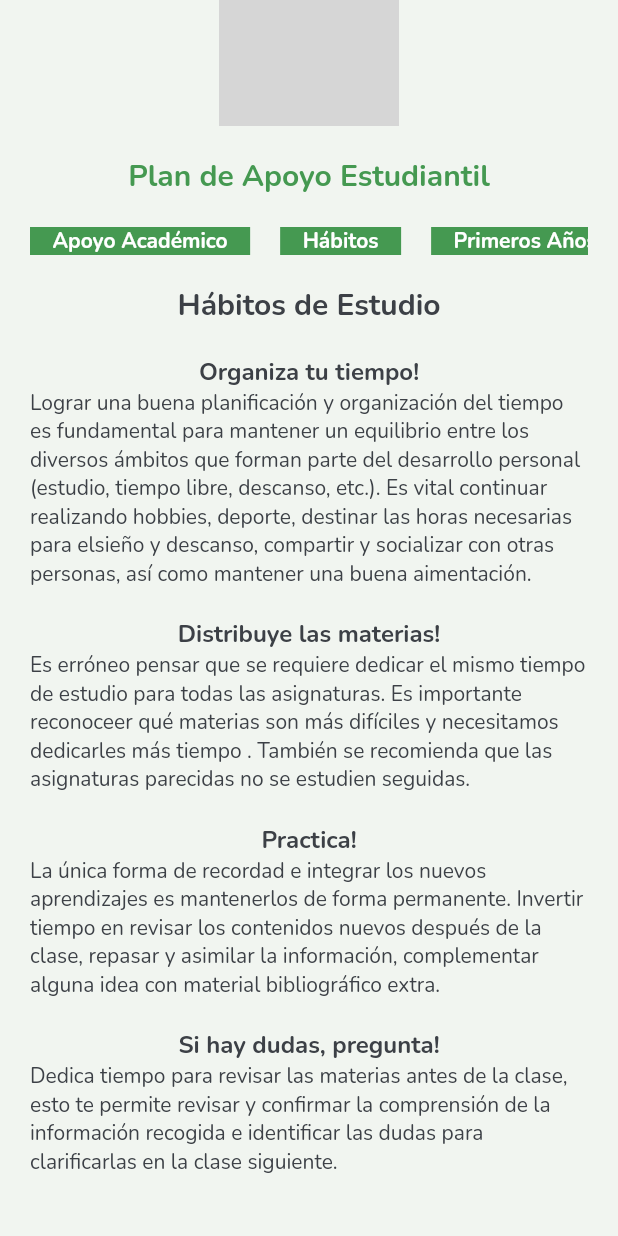
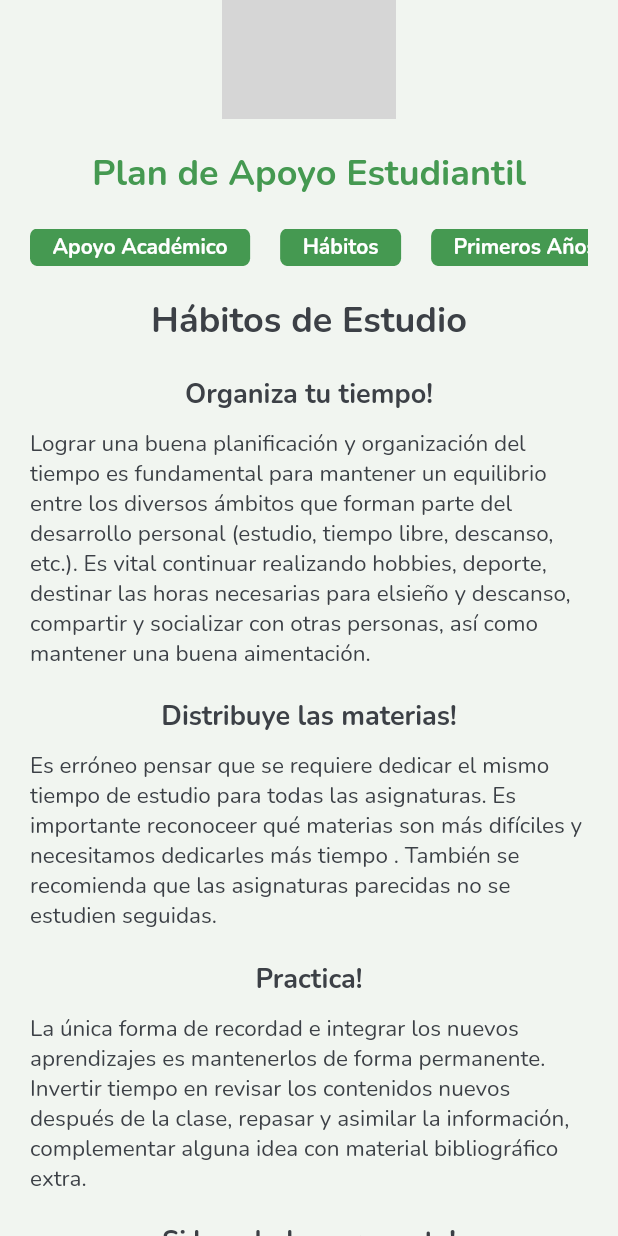
Before and after one commit to DiegoSepuSoto/manwe, a Flutter app: the PostDetail screen opened by its route, scrolled down 102 dp, on a phone screen of 412 x 824 dp. Run offline on Flutter 3.47's test engine with Material 2 defaults, Android fonts, the phone set to English and light mode, and no system bars; our stand-ins replace fancy_bottom_navigation; grey boxes are pictures that could not be loaded.

Commit message:
[WIP] minor changes for bigger devices

```diff
--- a/lib/src/posts/components/post_card.dart
+++ b/lib/src/posts/components/post_card.dart
@@ -18,7 +18,7 @@ class PostCard extends StatelessWidget {
 
     return GestureDetector(
       onTap: () {
-        Navigator.pushNamed(context, 'news-details');
+        Navigator.pushNamed(context, 'post-details');
       },
       child: Container(
         padding: EdgeInsets.only(
@@ -77,7 +77,7 @@ class PostCard extends StatelessWidget {
                         title,
                         overflow: TextOverflow.ellipsis,
                         style: TextStyle(
-                          fontSize: 15.0,
+                          fontSize: 17.0,
                           fontWeight: FontWeight.bold,
                           color: Colors.black,
                         ),
@@ -86,7 +86,12 @@ class PostCard extends StatelessWidget {
                     Spacer(),
                     Container(
                       child: Text(
-                        overview
+                        overview,
+                        style: TextStyle(
+                          fontSize: 16.0
+                        ),
+                        maxLines: size.height > 750 ? 5 : 4,
+                        overflow: TextOverflow.ellipsis
                       ),
                     ),
                     Spacer(),
--- a/lib/src/posts/components/post_category.dart
+++ b/lib/src/posts/components/post_category.dart
@@ -9,11 +9,14 @@ class PostCategory extends StatelessWidget {
   @override
   Widget build(BuildContext context) {
     return Container(
-      padding: EdgeInsets.symmetric(horizontal: 15.0),
+      decoration: BoxDecoration(
+        color: kPrimaryColor,
+        borderRadius: BorderRadius.circular(5.0)
+      ),
+      padding: EdgeInsets.symmetric(horizontal: 15.0, vertical: 3.0),
       margin: EdgeInsets.only(
         left: kDefaultPadding,
       ),
-      color: kPrimaryColor,
       child: Text(
         category,
         style: TextStyle(
--- a/lib/src/posts/components/service_header.dart
+++ b/lib/src/posts/components/service_header.dart
@@ -6,15 +6,17 @@ class ServiceHeader extends StatelessWidget {
 
   @override
   Widget build(BuildContext context) {
+    final Size size = MediaQuery.of(context).size;
+
     return GestureDetector(
       onTap: () {
         Navigator.pushNamed(context, 'service-details');
       },
       child: Column(
         children: [
-          CircleAvatar(
-            backgroundImage: AssetImage('assets/images/logo_pae.png'),
-            radius: 60.0,
+          Image.asset(
+            'assets/images/logo_pae.png',
+            height: size.height * 0.14,
           ),
           Container(
             alignment: Alignment.center,
@@ -24,7 +26,7 @@ class ServiceHeader extends StatelessWidget {
               style: TextStyle(
                 fontWeight: FontWeight.bold,
                 color: kPrimaryColor,
-                fontSize: 20.0,
+                fontSize: 24.0,
               ),
             ),
           ),
--- a/lib/src/posts/post_detail.dart
+++ b/lib/src/posts/post_detail.dart
@@ -25,8 +25,10 @@ class PostDetail extends StatelessWidget {
                   padding: EdgeInsets.only(top: kDefaultPadding),
                   child: Text(
                     'Hábitos de Estudio',
-                    style:
-                        TextStyle(fontWeight: FontWeight.bold, fontSize: 20.0),
+                    style: TextStyle(
+                      fontWeight: FontWeight.bold,
+                      fontSize: 24.0,
+                    ),
                   ),
                 ),
                 Container(
@@ -35,14 +37,21 @@ class PostDetail extends StatelessWidget {
                   child: Text(
                     'Organiza tu tiempo!',
                     style:
-                        TextStyle(fontWeight: FontWeight.bold, fontSize: 16.0),
+                        TextStyle(fontWeight: FontWeight.bold, fontSize: 18.0),
                   ),
                 ),
                 Container(
                   padding: EdgeInsets.only(
-                      left: kDefaultPadding, right: kDefaultPadding),
+                    left: kDefaultPadding,
+                    right: kDefaultPadding,
+                    top: 10.0,
+                  ),
                   child: Text(
-                      'Lograr una buena planificación y organización del tiempo es fundamental para mantener un equilibrio entre los diversos ámbitos que forman parte del desarrollo personal (estudio, tiempo libre, descanso, etc.). Es vital continuar realizando hobbies, deporte, destinar las horas necesarias para elsieño y descanso, compartir y socializar con otras personas, así como mantener una buena aimentación.'),
+                    'Lograr una buena planificación y organización del tiempo es fundamental para mantener un equilibrio entre los diversos ámbitos que forman parte del desarrollo personal (estudio, tiempo libre, descanso, etc.). Es vital continuar realizando hobbies, deporte, destinar las horas necesarias para elsieño y descanso, compartir y socializar con otras personas, así como mantener una buena aimentación.',
+                    style: TextStyle(
+                      fontSize: 15.0,
+                    ),
+                  ),
                 ),
                 Container(
                   alignment: Alignment.center,
@@ -50,14 +59,21 @@ class PostDetail extends StatelessWidget {
                   child: Text(
                     'Distribuye las materias!',
                     style:
-                        TextStyle(fontWeight: FontWeight.bold, fontSize: 16.0),
+                        TextStyle(fontWeight: FontWeight.bold, fontSize: 18.0),
                   ),
                 ),
                 Container(
                   padding: EdgeInsets.only(
-                      left: kDefaultPadding, right: kDefaultPadding),
+                    left: kDefaultPadding,
+                    right: kDefaultPadding,
+                    top: 10.0,
+                  ),
                   child: Text(
-                      'Es erróneo pensar que se requiere dedicar el mismo tiempo de estudio para todas las asignaturas. Es importante reconoceer qué materias son más difíciles y necesitamos dedicarles más tiempo . También se recomienda que las asignaturas parecidas no se estudien seguidas.'),
+                    'Es erróneo pensar que se requiere dedicar el mismo tiempo de estudio para todas las asignaturas. Es importante reconoceer qué materias son más difíciles y necesitamos dedicarles más tiempo . También se recomienda que las asignaturas parecidas no se estudien seguidas.',
+                    style: TextStyle(
+                      fontSize: 15.0,
+                    ),
+                  ),
                 ),
                 Container(
                   alignment: Alignment.center,
@@ -65,14 +81,21 @@ class PostDetail extends StatelessWidget {
                   child: Text(
                     'Practica!',
                     style:
-                        TextStyle(fontWeight: FontWeight.bold, fontSize: 16.0),
+                        TextStyle(fontWeight: FontWeight.bold, fontSize: 18.0),
                   ),
                 ),
                 Container(
                   padding: EdgeInsets.only(
-                      left: kDefaultPadding, right: kDefaultPadding),
+                    left: kDefaultPadding,
+                    right: kDefaultPadding,
+                    top: 10.0,
+                  ),
                   child: Text(
-                      'La única forma de recordad e integrar los nuevos aprendizajes es mantenerlos de forma permanente. Invertir tiempo en revisar los contenidos nuevos después de la clase, repasar y asimilar la información, complementar alguna idea con material bibliográfico extra.'),
+                    'La única forma de recordad e integrar los nuevos aprendizajes es mantenerlos de forma permanente. Invertir tiempo en revisar los contenidos nuevos después de la clase, repasar y asimilar la información, complementar alguna idea con material bibliográfico extra.',
+                    style: TextStyle(
+                      fontSize: 15.0,
+                    ),
+                  ),
                 ),
                 Container(
                   alignment: Alignment.center,
@@ -80,14 +103,21 @@ class PostDetail extends StatelessWidget {
                   child: Text(
                     'Si hay dudas, pregunta!',
                     style:
-                        TextStyle(fontWeight: FontWeight.bold, fontSize: 16.0),
+                        TextStyle(fontWeight: FontWeight.bold, fontSize: 18.0),
                   ),
                 ),
                 Container(
                   padding: EdgeInsets.only(
-                      left: kDefaultPadding, right: kDefaultPadding),
+                    left: kDefaultPadding,
+                    right: kDefaultPadding,
+                    top: 10.0,
+                  ),
                   child: Text(
-                      'Dedica tiempo para revisar las materias antes de la clase, esto te permite revisar y confirmar la comprensión de la información recogida e identificar las dudas para clarificarlas en la clase siguiente.'),
+                    'Dedica tiempo para revisar las materias antes de la clase, esto te permite revisar y confirmar la comprensión de la información recogida e identificar las dudas para clarificarlas en la clase siguiente.',
+                    style: TextStyle(
+                      fontSize: 15.0,
+                    ),
+                  ),
                 ),
                 SizedBox(
                   height: kDefaultPadding * 2,
--- a/lib/src/routes.dart
+++ b/lib/src/routes.dart
@@ -7,7 +7,7 @@ import 'package:manwe/src/shared/service_details_screen.dart';
 class Routes {
   static Map<String, WidgetBuilder> getRoutes() {
     return {
-      'news-details': (BuildContext context) => PostDetail(),
+      'post-details': (BuildContext context) => PostDetail(),
       'service-details': (BuildContext context) => ServiceDetailsScreen(),
       'feature-details': (BuildContext context) => FeatureDetails(),
       'pomodoro': (BuildContext context) => PomodoroScreen(),
--- a/lib/src/shared/components/main_app_bar.dart
+++ b/lib/src/shared/components/main_app_bar.dart
@@ -10,7 +10,6 @@ class MainAppBar extends StatelessWidget implements PreferredSizeWidget {
   @override
   Widget build(BuildContext context) {
     final Size size = MediaQuery.of(context).size;
-    final bool hasTopNotch = MediaQuery.of(context).viewPadding.top > 30.0;
 
     return AnnotatedRegion<SystemUiOverlayStyle>(
       value: SystemUiOverlayStyle(
@@ -18,9 +17,10 @@ class MainAppBar extends StatelessWidget implements PreferredSizeWidget {
       ),
       child: Container(
         padding: EdgeInsets.only(
-            top: hasTopNotch ? size.height * 0.08 : size.height * 0.06),
+          top: size.height * 0.05,
+        ),
         width: size.width,
-        height: hasTopNotch ? 210.0 : 180.0,
+        height: size.height > 750.0 ? size.height * 0.22 : size.height * 0.25,
         decoration: BoxDecoration(
           gradient: LinearGradient(
             begin: Alignment.centerLeft,
@@ -31,6 +31,13 @@ class MainAppBar extends StatelessWidget implements PreferredSizeWidget {
               kSecondaryColor,
             ],
           ),
+          boxShadow: [
+            BoxShadow(
+              color: Colors.grey,
+              blurRadius: 3,
+              offset: Offset(0, 3),
+            ),
+          ],
         ),
         child: Column(
           children: [
```
Also changed, not shown: assets/images/logo_pae.png, 1 other file.
